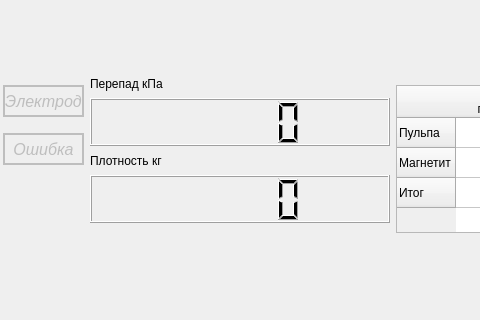
First picture: the form in mainwindow.ui, repository trilml77/plotnomer-gui, before the edit; both pictures show x 101 to 581 and y 99 to 419 of the 947 by 615 pixel window.
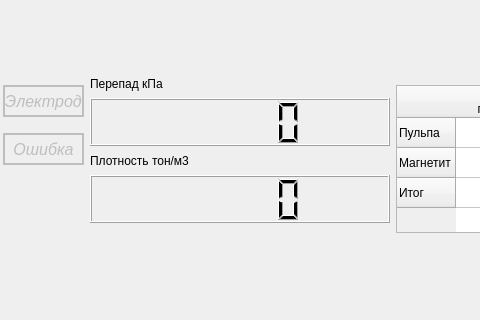
Second picture: the form after the edit. Icons and pictures are not drawn.

What changed in the file:
```diff
--- a/mainwindow.ui
+++ b/mainwindow.ui
@@ -248,7 +248,7 @@
            </size>
           </property>
           <property name="text">
-           <string>Плотность кг</string>
+           <string>Плотность тон/м3</string>
           </property>
          </widget>
         </item>
```
